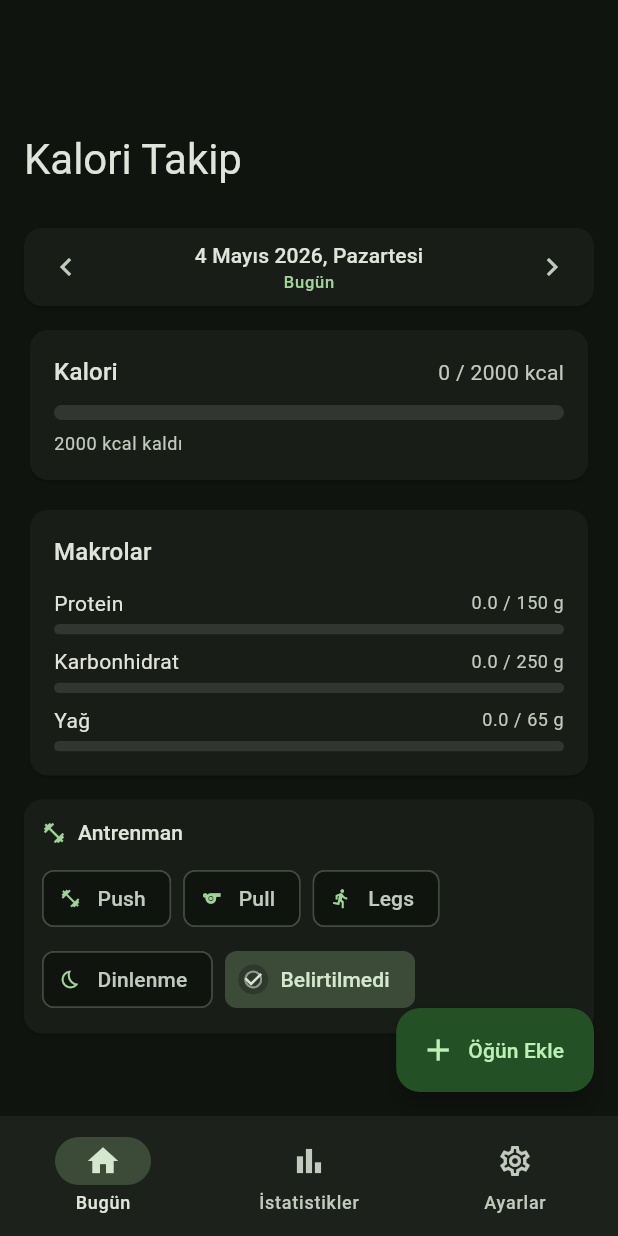
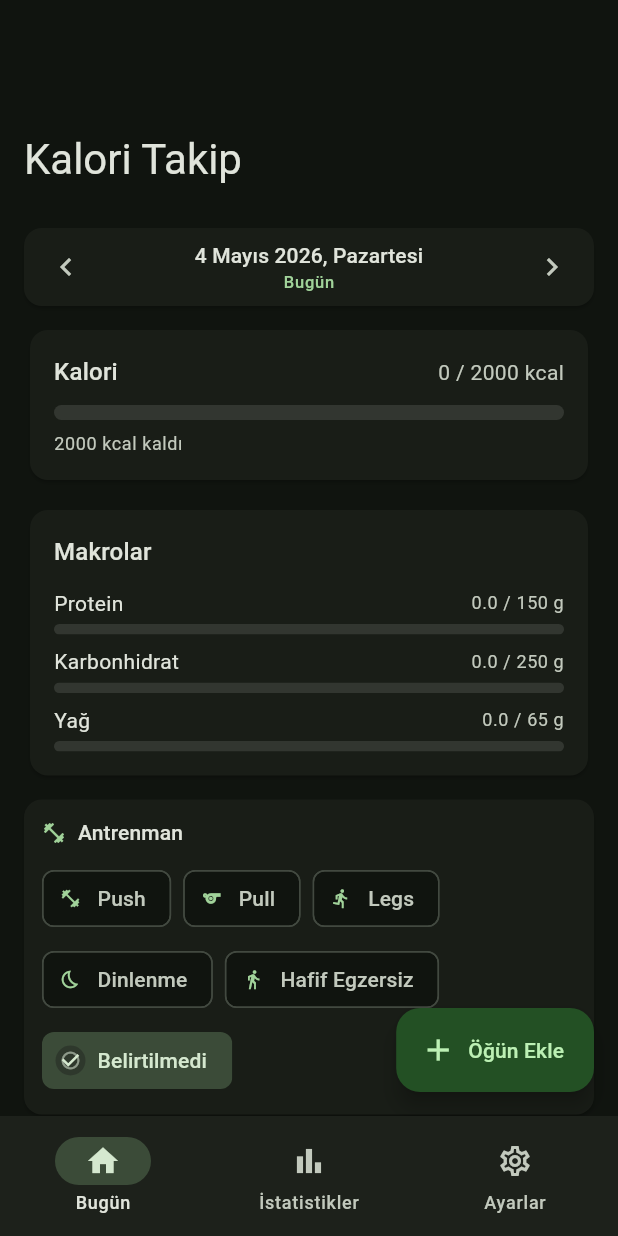
Before and after one commit to KTrordu/besin, a Flutter app: the screen it shows after launch, on a phone screen of 412 x 824 dp. Run offline on Flutter 3.47's test engine with Material 3 defaults, Android fonts, the phone set to English and light mode, and no system bars; our stand-ins replace fl_chart, shared_preferences.

Commit message:
feat: add WorkoutType.light (Hafif Egzersiz)
- Append light at index 5 in the enum so stored indices 0-4 (push/pull/
  legs/rest/none) are unchanged — fully backward compatible with existing
  SharedPreferences data
- Add Turkish displayName 'Hafif Egzersiz' in the extension
- Dashboard workout chip list uses explicit _displayOrder so
  'Belirtilmedi' stays last regardless of enum declaration order
- Correlation card in StatsScreen includes light in the ordered type
  list and maps it to Icons.directions_walk

Co-Authored-By: Claude Sonnet 4.6 <noreply@anthropic.com>

```diff
--- a/lib/models/daily_log.dart
+++ b/lib/models/daily_log.dart
@@ -4,7 +4,8 @@ import 'meal.dart';
 // WorkoutType
 // ──────────────────────────────────────────────────
 
-enum WorkoutType { push, pull, legs, rest, none }
+// light appended at end (index 5) so stored indices 0-4 are unchanged
+enum WorkoutType { push, pull, legs, rest, none, light }
 
 extension WorkoutTypeExtension on WorkoutType {
   String get displayName {
@@ -19,6 +20,8 @@ extension WorkoutTypeExtension on WorkoutType {
         return 'Dinlenme';
       case WorkoutType.none:
         return 'Belirtilmedi';
+      case WorkoutType.light:
+        return 'Hafif Egzersiz';
     }
   }
 }
--- a/lib/screens/dashboard_screen.dart
+++ b/lib/screens/dashboard_screen.dart
@@ -649,8 +649,19 @@ class _WorkoutSelector extends StatelessWidget {
     WorkoutType.pull: Icons.sports,
     WorkoutType.legs: Icons.directions_run,
     WorkoutType.rest: Icons.bedtime_outlined,
+    WorkoutType.light: Icons.directions_walk,
     WorkoutType.none: Icons.radio_button_unchecked,
   };
+
+  // Display order keeps "Belirtilmedi" last regardless of enum declaration order.
+  static const _displayOrder = [
+    WorkoutType.push,
+    WorkoutType.pull,
+    WorkoutType.legs,
+    WorkoutType.rest,
+    WorkoutType.light,
+    WorkoutType.none,
+  ];
 
   @override
   Widget build(BuildContext context) {
@@ -676,7 +687,7 @@ class _WorkoutSelector extends StatelessWidget {
             Wrap(
               spacing: 8,
               runSpacing: 6,
-              children: WorkoutType.values.map((type) {
+              children: _displayOrder.map((type) {
                 return ChoiceChip(
                   avatar: Icon(_icons[type], size: 14),
                   label: Text(type.displayName),
--- a/lib/screens/stats_screen.dart
+++ b/lib/screens/stats_screen.dart
@@ -705,6 +705,7 @@ class _WorkoutCorrelationCard extends StatelessWidget {
     WorkoutType.pull: Icons.sports,
     WorkoutType.legs: Icons.directions_run,
     WorkoutType.rest: Icons.bedtime_outlined,
+    WorkoutType.light: Icons.directions_walk,
   };
 
   @override
@@ -720,6 +721,7 @@ class _WorkoutCorrelationCard extends StatelessWidget {
       WorkoutType.pull,
       WorkoutType.legs,
       WorkoutType.rest,
+      WorkoutType.light,
     ].where(logsByType.containsKey).toList();
 
     return Card(
```
